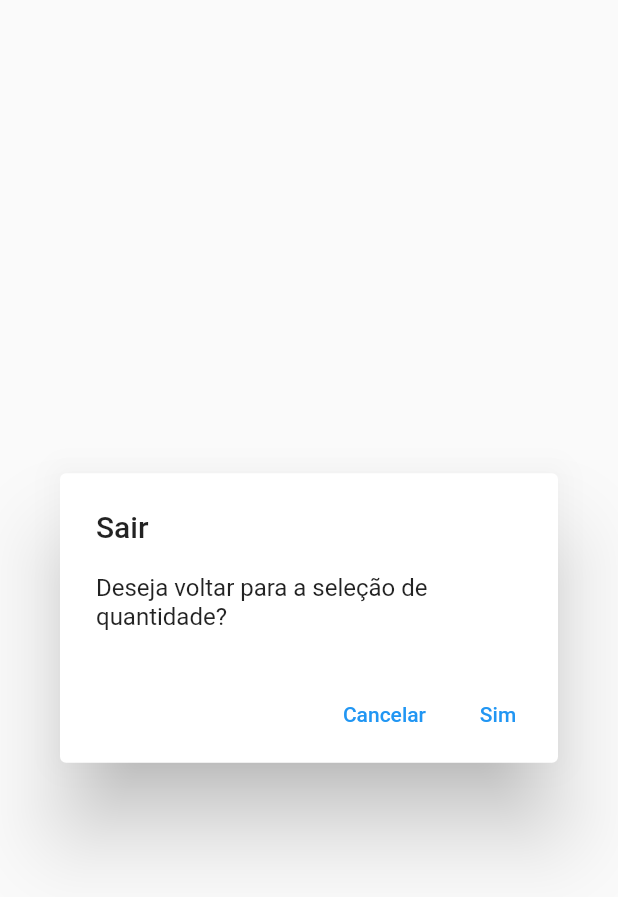
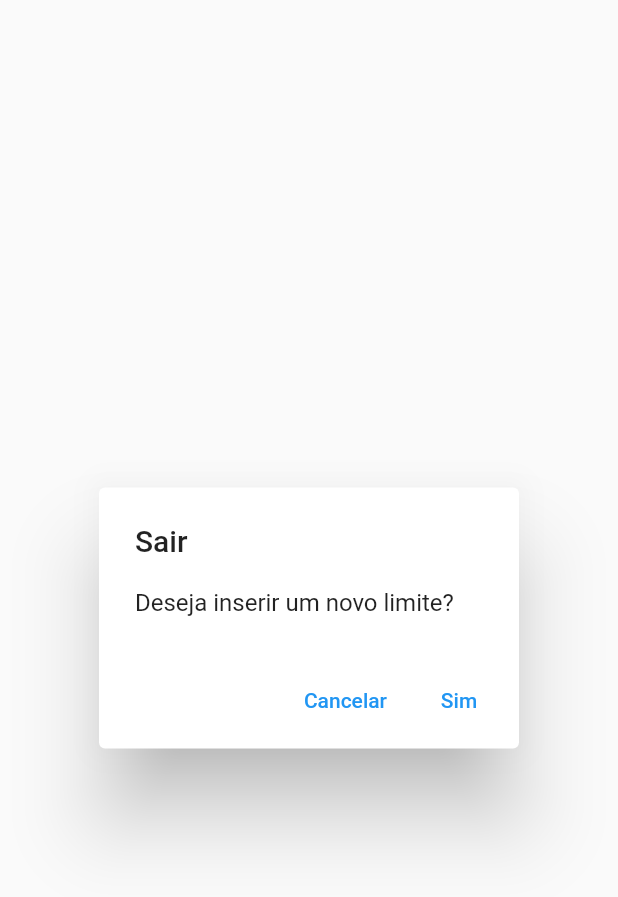
Before and after one commit to Antony-Lucas/simple_counter, a Flutter app: what alertDialog() shows on an empty page, opened directly, on a phone screen of 412 x 824 dp. Shown: the top 897 px of the screen. Run offline on Flutter 3.47's test engine with Material 2 defaults, Android fonts, the light colour scheme and no system bars.

Commit message:
already to use

```diff
--- a/lib/routes/start_screen.dart
+++ b/lib/routes/start_screen.dart
@@ -32,9 +32,9 @@ class _CatchNumberState extends State<CatchNumber> {
             crossAxisAlignment: CrossAxisAlignment.stretch,
             children: <Widget>[
               Padding(
-                padding: const EdgeInsets.symmetric(horizontal: 10, vertical: 10),
+                padding: const EdgeInsets.symmetric(horizontal: 10, vertical: 0),
                 child: labelText(
-                  text: "Eai, qual o limite da sua contagem?",
+                  text: "Qual o limite da sua contagem?",
                   colored: AppColors.fontAwesome,
                   alignment: TextAlign.start
                 ),
--- a/lib/widgets/show_dialog.dart
+++ b/lib/widgets/show_dialog.dart
@@ -5,15 +5,15 @@ import 'package:people_count/widgets/text_button.dart';
 Widget alertDialog({required setContext}){
   return AlertDialog(
     title: const Text("Sair"),
-    content: const Text("Deseja voltar para a seleção de quantidade?"),
+    content: const Text("Deseja inserir um novo limite?"),
     actions: [
-      textButton(
+      dialogTextButton(
         labelButton: "Cancelar",
         event: (){
           Navigator.pop(setContext);
         }
       ),
-      textButton(
+      dialogTextButton(
         labelButton: "Sim",
         event: (){
           Navigator.pushReplacement(
--- a/lib/widgets/text_labels.dart
+++ b/lib/widgets/text_labels.dart
@@ -3,7 +3,7 @@ import 'package:people_count/colorPallete/color_pallete.dart';
 
 Widget labelText({required String text, required Color colored, required alignment}){
   return SizedBox(
-    height: 50,
+    height: 40,
     child: Text(
       text,
       style: TextStyle(
```
Also changed, not shown: lib/routes/main_screen.dart (+16 -10 lines), lib/widgets/text_button.dart (+26 -3 lines), pubspec.lock.
